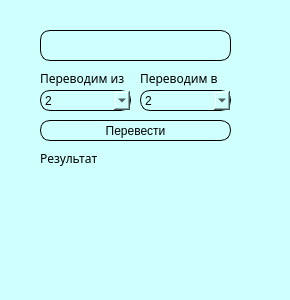
Qt form mainwindow.ui (GrinOnFace/Lisa) before a commit.
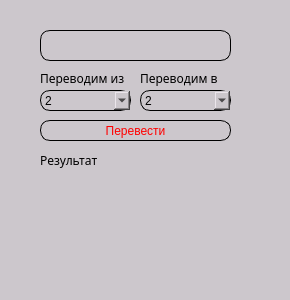
The same form after that commit.

```diff
--- a/mainwindow.ui
+++ b/mainwindow.ui
@@ -26,7 +26,7 @@
    <string>MainWindow</string>
   </property>
   <property name="styleSheet">
-   <string notr="true">background-color:rgb(206, 255, 253)</string>
+   <string notr="true">background-color:rgb(204, 199, 204)</string>
   </property>
   <widget class="QWidget" name="centralwidget">
    <widget class="QComboBox" name="comboBox_In">
@@ -141,7 +141,10 @@
      <string>Переводим в</string>
     </property>
    </widget>
-   <widget class="QPushButton" name="pushButton">
+   <widget class="QPushButton" name="convertButton">
+    <property name="enabled">
+     <bool>false</bool>
+    </property>
     <property name="geometry">
      <rect>
       <x>40</x>
@@ -151,7 +154,7 @@
      </rect>
     </property>
     <property name="styleSheet">
-     <string notr="true">color:black;
+     <string notr="true">color:red;
 border: 1px solid black;
 border-radius: 10px;</string>
     </property>
@@ -164,10 +167,16 @@
      <rect>
       <x>40</x>
       <y>150</y>
-      <width>91</width>
-      <height>16</height>
+      <width>191</width>
+      <height>21</height>
      </rect>
     </property>
+    <property name="minimumSize">
+     <size>
+      <width>0</width>
+      <height>0</height>
+     </size>
+    </property>
     <property name="font">
      <font>
       <family>Segoe Script</family>
```
Left out of the diff: 10 changed lines with no effect on the pictures.
